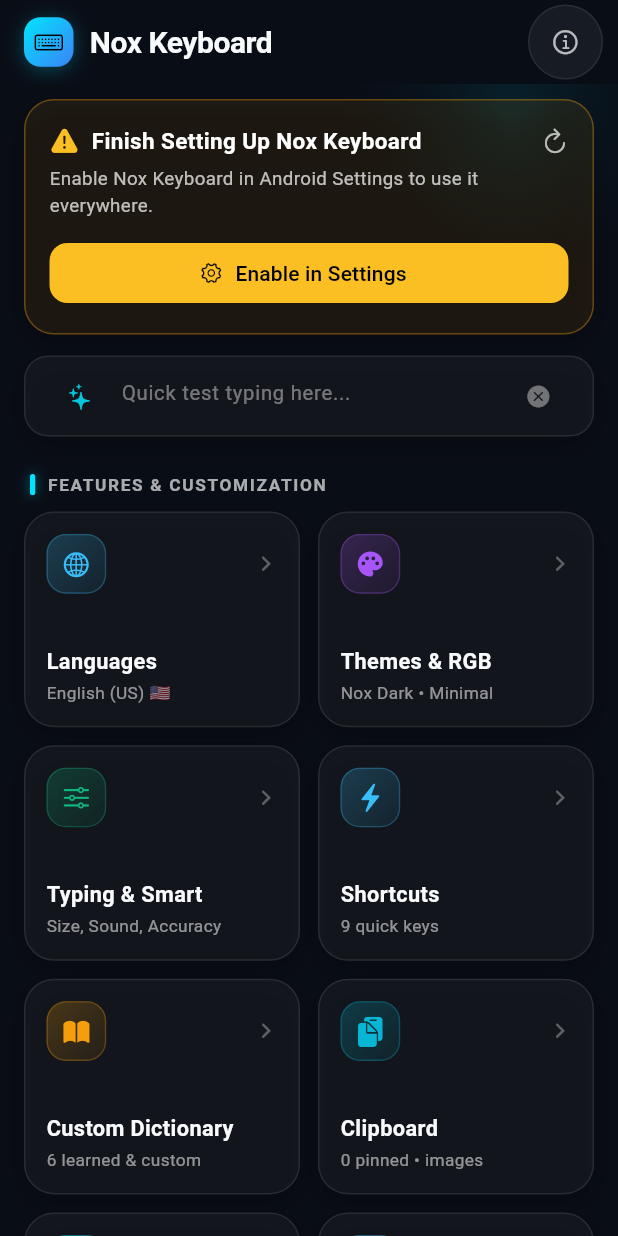
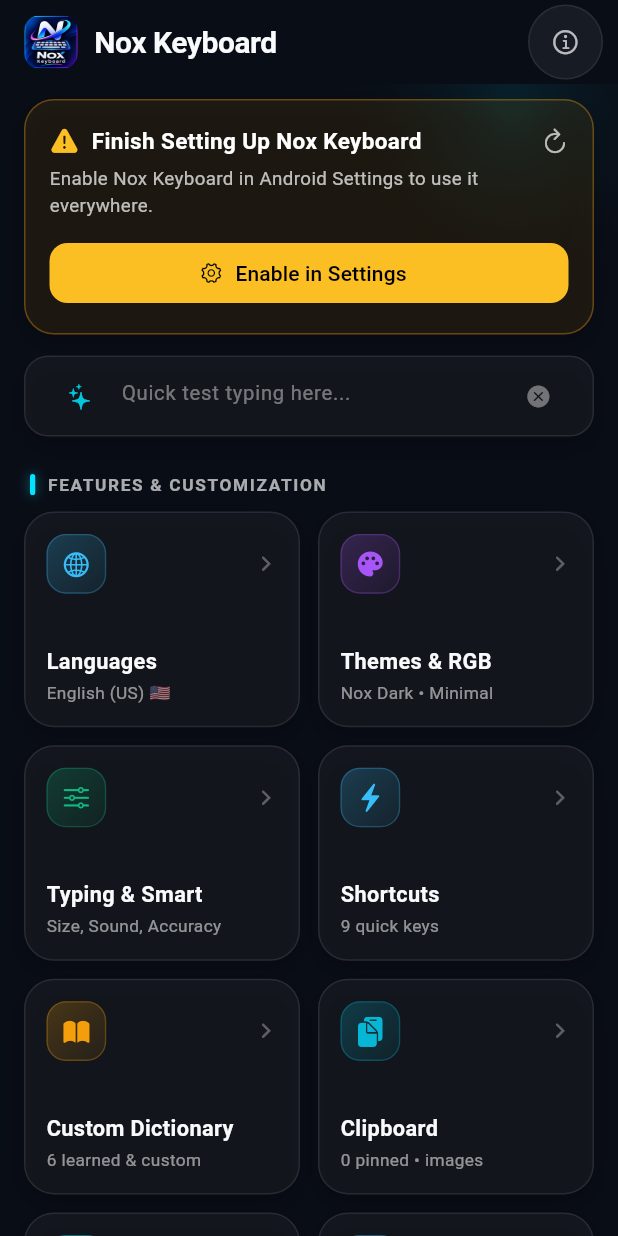
Before and after one commit to shahin0964/Nox-Keyboard, a Flutter app: the screen it shows after launch, after a tap on "Skip", on a phone screen of 412 x 824 dp. Run offline on Flutter 3.47's test engine with Material 3 defaults, Android fonts, the phone set to English and light mode, and no system bars; our stand-ins replace shared_preferences; project files that could hold a hidden picture were left out.

Commit message:
feat(v1.0.16): custom Nox Keyboard app icon logo and animated SplashScreen with gradient loading ring

```diff
--- a/lib/app/app.dart
+++ b/lib/app/app.dart
@@ -5,8 +5,7 @@ import '../services/ime_platform_bridge.dart';
 import '../themes/theme_manager.dart';
 import '../languages/language_manager.dart';
 import 'routes.dart';
-import '../features/dashboard/screens/dashboard_screen.dart';
-import '../features/onboarding/screens/onboarding_screen.dart';
+import '../features/onboarding/screens/splash_screen.dart';
 import '../keyboard/widgets/keyboard_view.dart';
 
 class NoxApp extends StatefulWidget {
@@ -30,12 +29,6 @@ class _NoxAppState extends State<NoxApp> with WidgetsBindingObserver {
 
     if (widget.initialRoute != AppRoutes.ime) {
       _bridge.onNavigateRouteCallback = _handleNavigateRoute;
-      WidgetsBinding.instance.addPostFrameCallback((_) async {
-        final extra = await _bridge.getInitialRouteExtra();
-        if (extra != null && extra.isNotEmpty) {
-          _handleNavigateRoute(extra);
-        }
-      });
     }
   }
 
@@ -122,7 +115,7 @@ class _NoxAppState extends State<NoxApp> with WidgetsBindingObserver {
         cardColor: const Color(0xFF1E293B),
         fontFamily: 'Roboto',
       ),
-      home: _prefs.onboardingCompleted ? const DashboardScreen() : const OnboardingScreen(),
+      home: const SplashScreen(),
       routes: AppRoutes.routes,
     );
   }
--- a/lib/features/dashboard/screens/dashboard_screen.dart
+++ b/lib/features/dashboard/screens/dashboard_screen.dart
@@ -71,24 +71,14 @@ class _DashboardScreenState extends State<DashboardScreen> {
         elevation: 0,
         title: Row(
           children: [
-            Container(
-              padding: const EdgeInsets.all(7),
-              decoration: BoxDecoration(
-                gradient: const LinearGradient(
-                  colors: [Color(0xFF00E5FF), Color(0xFF3B82F6)],
-                  begin: Alignment.topLeft,
-                  end: Alignment.bottomRight,
-                ),
-                borderRadius: BorderRadius.circular(11),
-                boxShadow: [
-                  BoxShadow(
-                    color: const Color(0xFF00E5FF).withOpacity(0.28),
-                    blurRadius: 10,
-                    offset: const Offset(0, 2),
-                  ),
-                ],
+            ClipRRect(
+              borderRadius: BorderRadius.circular(11),
+              child: Image.asset(
+                'assets/icons/nox_logo.png',
+                width: 36,
+                height: 36,
+                fit: BoxFit.cover,
               ),
-              child: const Icon(CupertinoIcons.keyboard, size: 19, color: Colors.black),
             ),
             const SizedBox(width: 11),
             const Text(
--- /dev/null
+++ b/lib/features/onboarding/screens/splash_screen.dart
@@ -0,0 +1,368 @@
+import 'dart:math' as math;
+import 'package:flutter/material.dart';
+import '../../../data/preferences_helper.dart';
+import '../../../themes/theme_manager.dart';
+import '../../../languages/language_manager.dart';
+import '../../../keyboard/suggestions/dictionary_service.dart';
+import '../../../services/ime_platform_bridge.dart';
+import '../../dashboard/screens/dashboard_screen.dart';
+import 'onboarding_screen.dart';
+
+class SplashScreen extends StatefulWidget {
+  final String? pendingRoute;
+
+  const SplashScreen({super.key, this.pendingRoute});
+
+  @override
+  State<SplashScreen> createState() => _SplashScreenState();
+}
+
+class _SplashScreenState extends State<SplashScreen>
+    with TickerProviderStateMixin {
+  late final AnimationController _spinnerController;
+  late final AnimationController _entranceController;
+  late final Animation<double> _fadeAnim;
+  late final Animation<double> _scaleAnim;
+
+  String _statusText = 'Initializing...';
+  bool _navigated = false;
+
+  @override
+  void initState() {
+    super.initState();
+    _spinnerController = AnimationController(
+      vsync: this,
+      duration: const Duration(milliseconds: 950),
+    )..repeat();
+
+    _entranceController = AnimationController(
+      vsync: this,
+      duration: const Duration(milliseconds: 650),
+    );
+    _fadeAnim = CurvedAnimation(
+      parent: _entranceController,
+      curve: Curves.easeOut,
+    );
+    _scaleAnim = Tween<double>(begin: 0.9, end: 1.0).animate(
+      CurvedAnimation(parent: _entranceController, curve: Curves.easeOutCubic),
+    );
+    _entranceController.forward();
+
+    _initializeAndNavigate();
+  }
+
+  @override
+  void dispose() {
+    _spinnerController.dispose();
+    _entranceController.dispose();
+    super.dispose();
+  }
+
+  Future<void> _initializeAndNavigate() async {
+    final startMs = DateTime.now().millisecondsSinceEpoch;
+    final bridge = ImePlatformBridge();
+    String? extraRoute = widget.pendingRoute;
+
+    try {
+      await PreferencesHelper().reload();
+      await ThemeManager().init();
+      await LanguageManager().init();
+      if (mounted) {
+        setState(() => _statusText = 'Loading dictionaries...');
+      }
+      await DictionaryService().ensureLoaded(
+        LanguageManager().currentLanguage.code,
+      );
+      if (extraRoute == null || extraRoute.isEmpty) {
+        extraRoute = await bridge.getInitialRouteExtra();
+      }
+      if (mounted) {
+        setState(() => _statusText = 'Ready');
+      }
+    } catch (_) {}
+
+    final elapsed = DateTime.now().millisecondsSinceEpoch - startMs;
+    const minDisplayMs = 1550;
+    if (elapsed < minDisplayMs) {
+      await Future.delayed(Duration(milliseconds: minDisplayMs - elapsed));
+    }
+
+    if (!mounted || _navigated) return;
+    _navigated = true;
+
+    final nextScreen = PreferencesHelper().onboardingCompleted
+        ? const DashboardScreen()
+        : const OnboardingScreen();
+
+    Navigator.of(context).pushReplacement(
+      PageRouteBuilder(
+        transitionDuration: const Duration(milliseconds: 350),
+        pageBuilder: (_, __, ___) => nextScreen,
+        transitionsBuilder: (_, anim, __, child) =>
+            FadeTransition(opacity: anim, child: child),
+      ),
+    );
+
+    if (extraRoute != null && extraRoute.isNotEmpty) {
+      final target = extraRoute;
+      WidgetsBinding.instance.addPostFrameCallback((_) {
+        if (mounted) {
+          Navigator.of(context).pushNamed(target);
+        }
+      });
+    }
+  }
+
+  @override
+  Widget build(BuildContext context) {
+    return Scaffold(
+      backgroundColor: const Color(0xFF03081C),
+      body: Stack(
+        fit: StackFit.expand,
+        children: [
+          // Matching cosmic blue/purple waves & perspective faint dark keybed backdrop
+          const CustomPaint(
+            painter: _SplashBackdropPainter(),
+          ),
+
+          SafeArea(
+            child: Column(
+              children: [
+                const Spacer(flex: 3),
+
+                // Center glowing emblem + Nox Keyboard branding
+                FadeTransition(
+                  opacity: _fadeAnim,
+                  child: ScaleTransition(
+                    scale: _scaleAnim,
+                    child: Column(
+                      mainAxisSize: MainAxisSize.min,
+                      children: [
+                        Container(
+                          width: 176,
+                          height: 176,
+                          decoration: BoxDecoration(
+                            borderRadius: BorderRadius.circular(38),
+                            boxShadow: [
+                              BoxShadow(
+                                color: const Color(0xFF00D2FF).withValues(alpha: 0.28),
+                                blurRadius: 42,
+                                spreadRadius: 4,
+                              ),
+                              BoxShadow(
+                                color: const Color(0xFFA855F7).withValues(alpha: 0.22),
+                                blurRadius: 56,
+                                offset: const Offset(0, 12),
+                              ),
+                            ],
+                          ),
+                          child: ClipRRect(
+                            borderRadius: BorderRadius.circular(36),
+                            child: Image.asset(
+                              'assets/icons/nox_logo.png',
+                              fit: BoxFit.contain,
+                              errorBuilder: (_, __, ___) => const Icon(
+                                Icons.keyboard_rounded,
+                                size: 92,
+                                color: Color(0xFF00E5FF),
+                              ),
+                            ),
+                          ),
+                        ),
+                        const SizedBox(height: 18),
+                        const Text(
+                          'Type Smarter, Live Better',
+                          style: TextStyle(
+                            color: Color(0xFFE2E8F0),
+                            fontSize: 15.5,
+                            fontWeight: FontWeight.w500,
+                            letterSpacing: 0.9,
+                          ),
+                        ),
+                      ],
+                    ),
+                  ),
+                ),
+
+                const Spacer(flex: 2),
+
+                // Exact Cyan-to-Magenta Gradient Ring Loader + Status
+                RotationTransition(
+                  turns: _spinnerController,
+                  child: const SizedBox(
+                    width: 34,
+                    height: 34,
+                    child: CustomPaint(
+                      painter: _GradientSpinnerPainter(),
+                    ),
+                  ),
+                ),
+                const SizedBox(height: 12),
+                AnimatedSwitcher(
+                  duration: const Duration(milliseconds: 220),
+                  child: Text(
+                    _statusText,
+                    key: ValueKey<String>(_statusText),
+                    style: TextStyle(
+                      color: Colors.white.withValues(alpha: 0.78),
+                      fontSize: 13.5,
+                      fontWeight: FontWeight.w500,
+                      letterSpacing: 0.3,
+                    ),
+                  ),
+                ),
+
+                const Spacer(flex: 3),
+              ],
+            ),
+          ),
+        ],
+      ),
+    );
+  }
+}
+
+class _GradientSpinnerPainter extends CustomPainter {
+  const _GradientSpinnerPainter();
+
+  @override
+  void paint(Canvas canvas, Size size) {
+    final strokeWidth = 3.5;
+    final rect = Rect.fromLTWH(
+      strokeWidth / 2,
+      strokeWidth / 2,
+      size.width - strokeWidth,
+      size.height - strokeWidth,
+    );
+
+    // Subtle dark track
+    final trackPaint = Paint()
+      ..color = Colors.white.withValues(alpha: 0.08)
+      ..style = PaintingStyle.stroke
+      ..strokeWidth = strokeWidth;
+    canvas.drawOval(rect, trackPaint);
+
+    // Glowing cyan -> indigo -> magenta sweep arc
+    final sweepPaint = Paint()
+      ..style = PaintingStyle.stroke
+      ..strokeWidth = strokeWidth
+      ..strokeCap = StrokeCap.round
+      ..shader = const SweepGradient(
+        startAngle: 0.0,
+        endAngle: math.pi * 2,
+        colors: [
+          Color(0x0000E5FF),
+          Color(0xFF00E5FF),
+          Color(0xFF6366F1),
+          Color(0xFFEC4899),
+        ],
+        stops: [0.0, 0.35, 0.72, 1.0],
+      ).createShader(rect);
+
+    canvas.drawArc(rect, 0.25, math.pi * 1.65, false, sweepPaint);
+  }
+
+  @override
+  bool shouldRepaint(covariant CustomPainter oldDelegate) => false;
+}
+
+class _SplashBackdropPainter extends CustomPainter {
+  const _SplashBackdropPainter();
+
+  @override
+  void paint(Canvas canvas, Size size) {
+    // Deep cosmic background gradient
+    final bgPaint = Paint()
+      ..shader = const LinearGradient(
+        begin: Alignment.topLeft,
+        end: Alignment.bottomRight,
+        colors: [
+          Color(0xFF02071A),
+          Color(0xFF050F2E),
+          Color(0xFF090728),
+          Color(0xFF030616),
+        ],
+      ).createShader(Offset.zero & size);
+    canvas.drawRect(Offset.zero & size, bgPaint);
+
+    // Top-left glowing electric blue wave
+    final topWave = Path()
+      ..moveTo(0, 0)
+      ..lineTo(size.width * 0.65, 0)
+      ..quadraticBezierTo(
+        size.width * 0.22,
+        size.height * 0.14,
+        0,
+        size.height * 0.32,
+      )
+      ..close();
+    canvas.drawPath(
+      topWave,
+      Paint()
+        ..shader = LinearGradient(
+          begin: Alignment.topLeft,
+          end: Alignment.bottomRight,
+          colors: [
+            const Color(0xFF0088FF).withValues(alpha: 0.42),
+            const Color(0xFF00E5FF).withValues(alpha: 0.06),
+          ],
+        ).createShader(Offset.zero & size),
+    );
+
+    // Bottom-right vibrant purple/magenta wave
+    final bottomWave = Path()
+      ..moveTo(size.width, size.height)
+      ..lineTo(size.width * 0.2, size.height)
+      ..quadraticBezierTo(
+        size.width * 0.72,
+        size.height * 0.87,
+        size.width,
+        size.height * 0.72,
+      )
+      ..close();
+    canvas.drawPath(
+      bottomWave,
+      Paint()
+        ..shader = LinearGradient(
+          begin: Alignment.bottomRight,
+          end: Alignment.topLeft,
+          colors: [
+            const Color(0xFFD946EF).withValues(alpha: 0.36),
+            const Color(0xFF4F46E5).withValues(alpha: 0.05),
+          ],
+        ).createShader(Offset.zero & size),
+    );
+
+    // Subtle perspective keyboard key silhouettes at the bottom (matches mockup)
+    const rows = [
+      ['Q', 'W', 'E', 'R', 'T'],
+      ['A', 'S', 'D', 'F', 'G'],
+      ['Z', 'X', 'C', 'V', 'B'],
+    ];
+    final keyFill = Paint()..color = const Color(0xFF0A1438).withValues(alpha: 0.55);
+    final keyStroke = Paint()
+      ..style = PaintingStyle.stroke
+      ..strokeWidth = 1.0
+      ..color = const Color(0xFF38BDF8).withValues(alpha: 0.14);
+
+    canvas.save();
+    canvas.translate(size.width * 0.04, size.height * 0.77);
+    canvas.rotate(-0.22);
+    for (int r = 0; r < rows.length; r++) {
+      for (int c = 0; c < rows[r].length; c++) {
+        final kx = c * (size.width * 0.21) + r * 26.0;
+        final ky = r * 54.0;
+        final kRect = RRect.fromRectAndRadius(
+          Rect.fromLTWH(kx, ky, size.width * 0.17, 42),
+          const Radius.circular(9),
+        );
+        canvas.drawRRect(kRect, keyFill);
+        canvas.drawRRect(kRect, keyStroke);
+      }
+    }
+    canvas.restore();
+  }
+
+  @override
+  bool shouldRepaint(covariant CustomPainter oldDelegate) => false;
+}
--- a/lib/features/settings/screens/about_screen.dart
+++ b/lib/features/settings/screens/about_screen.dart
@@ -16,24 +16,22 @@ class AboutScreen extends StatelessWidget {
         children: [
           Center(
             child: Container(
-              width: 82,
-              height: 82,
+              width: 96,
+              height: 96,
               decoration: BoxDecoration(
-                gradient: const LinearGradient(
-                  colors: [Color(0xFF00E5FF), Color(0xFF3B82F6)],
-                  begin: Alignment.topLeft,
-                  end: Alignment.bottomRight,
-                ),
                 borderRadius: BorderRadius.circular(24),
                 boxShadow: [
                   BoxShadow(
-                    color: const Color(0xFF00E5FF).withOpacity(0.35),
-                    blurRadius: 18,
+                    color: const Color(0xFF00E5FF).withOpacity(0.32),
+                    blurRadius: 22,
                     offset: const Offset(0, 6),
                   ),
                 ],
               ),
-              child: const Icon(CupertinoIcons.keyboard, size: 42, color: Colors.black),
+              child: ClipRRect(
+                borderRadius: BorderRadius.circular(24),
+                child: Image.asset('assets/icons/nox_logo.png', fit: BoxFit.cover),
+              ),
             ),
           ),
           const SizedBox(height: 14),
--- a/pubspec.yaml
+++ b/pubspec.yaml
@@ -2,7 +2,7 @@ name: nox_keyboard
 description: "Nox Keyboard - Professional Android System Keyboard with Multilingual Typing, Bangla Phonetic, Material 3 Themes and Smart Suggestions."
 publish_to: 'none'
 
-version: 1.0.15+16
+version: 1.0.16+17
 
 environment:
   sdk: '>=3.0.0 <4.0.0'
```
Also changed, not shown: assets/icons/nox_logo.png (added), 9 other files.
